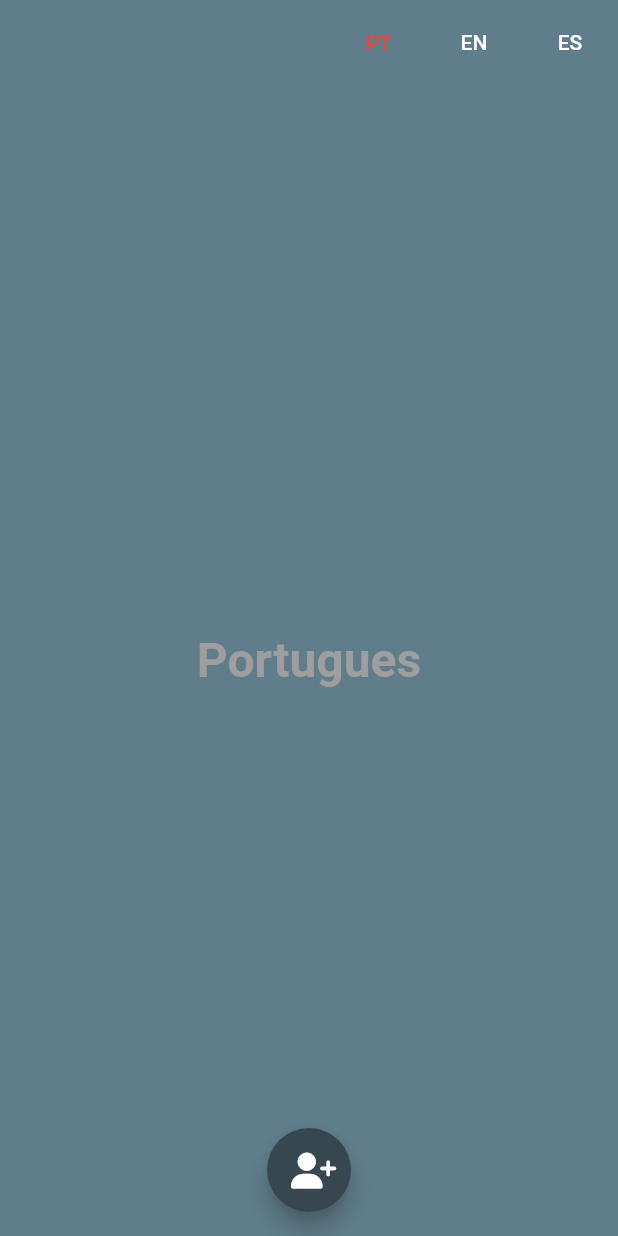
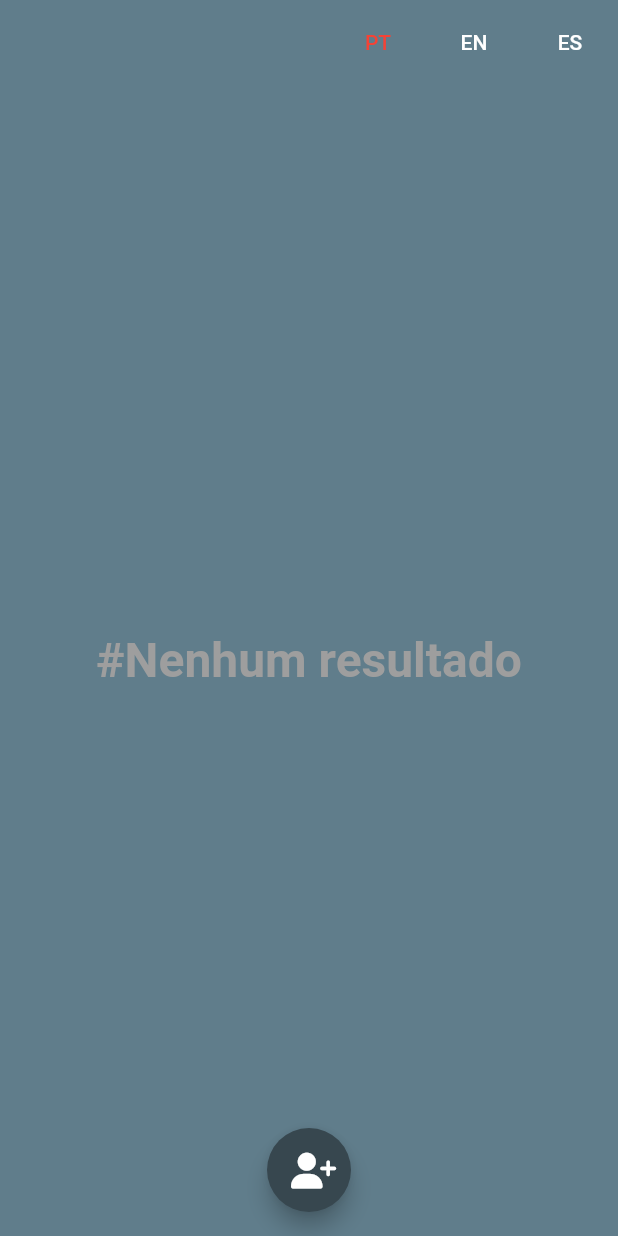
Before and after one commit to JoceliPacheco/flutter_students, a Flutter app: the screen it shows after launch, on a phone screen of 412 x 824 dp. Run offline on Flutter 3.47's test engine with Material 2 defaults, Android fonts, the light colour scheme and no system bars; our stand-ins replace flutter_mobx, flutter_modular, font_awesome_flutter, mobx, sqflite; accounts and stored records are empty; generated files the repository leaves out were written again.

Commit message:
feat(list): estrutura fetch

```diff
--- a/lib/src/modules/home/home_module.dart
+++ b/lib/src/modules/home/home_module.dart
@@ -15,6 +15,6 @@ class HomeModule extends Module {
 
   @override
   List<ModularRoute> get routes => [
-        ChildRoute('/', child: (context, args) => HomePage()),
+        ChildRoute('/', child: (context, args) => const HomePage()),
       ];
 }
--- a/lib/src/modules/home/home_page.dart
+++ b/lib/src/modules/home/home_page.dart
@@ -1,17 +1,18 @@
 import 'package:flutter/material.dart';
 
-import 'package:flutter_gen/gen_l10n/app_localizations.dart';
+import 'package:flutter_mobx/flutter_mobx.dart';
 import 'package:flutter_modular/flutter_modular.dart';
 import 'package:flutter_students/src/core/app_controller.dart';
 import 'package:flutter_students/src/modules/home/home_controller.dart';
+import 'package:flutter_students/src/shared/models/domain/student.dart';
 import 'package:font_awesome_flutter/font_awesome_flutter.dart';
 
 import '../../shared/components/app_bar/button_language.dart';
+import '../../shared/components/fetch_list/fetch_list.dart';
 import '../../shared/components/layout/layout_page.dart';
-import '../../shared/style/texts/text_center.dart';
 
 class HomePage extends StatefulWidget {
-  HomePage({super.key});
+  const HomePage({super.key});
 
   @override
   State<HomePage> createState() => _HomePageState();
@@ -19,6 +20,7 @@ class HomePage extends StatefulWidget {
 
 class _HomePageState extends State<HomePage> {
   final AppController appController = Modular.get();
+
   final HomeController controller = Modular.get();
 
   @override
@@ -36,10 +38,10 @@ class _HomePageState extends State<HomePage> {
           ButtonLanguage('en', onClick: appController.setLang),
           ButtonLanguage('es', onClick: appController.setLang),
         ],
-        body: Center(
-          child: Text(
-            AppLocalizations.of(context)!.lang,
-            style: textCenter,
+        body: Observer(
+          builder: (context) => FetchList<Student>(
+            cardList: _card,
+            list: controller.list,
           ),
         ),
         floatingActionButtonLocation: FloatingActionButtonLocation.centerFloat,
@@ -50,4 +52,8 @@ class _HomePageState extends State<HomePage> {
           ),
         ));
   }
+
+  Widget _card(Student st) {
+    return Text(st.name);
+  }
 }
--- /dev/null
+++ b/lib/src/shared/components/fetch_list/fetch_list.dart
@@ -0,0 +1,31 @@
+import 'package:flutter/material.dart';
+
+import '../../style/texts/text_center.dart';
+
+class FetchList<T> extends StatelessWidget {
+  final List<T> list;
+  final Function cardList;
+  const FetchList({
+    required this.list,
+    required this.cardList,
+    super.key,
+  });
+
+  @override
+  Widget build(BuildContext context) {
+    if (list.isEmpty) {
+      return Center(
+        child: Text(
+          '#Nenhum resultado',
+          style: textCenter,
+        ),
+      );
+    }
+    return ListView.builder(
+      itemCount: list.length,
+      itemBuilder: (context, index) {
+        return cardList(list[index]);
+      },
+    );
+  }
+}
```
Also changed, not shown: lib/src/modules/home/home_controller.dart (+0 -14 lines), lib/src/shared/components/templates/simple_content_container.dart (added, +37 -0 lines), lib/src/modules/register/register_controller.dart (added), lib/src/modules/register/register_module.dart (added), lib/src/modules/register/register_page.dart (added).
